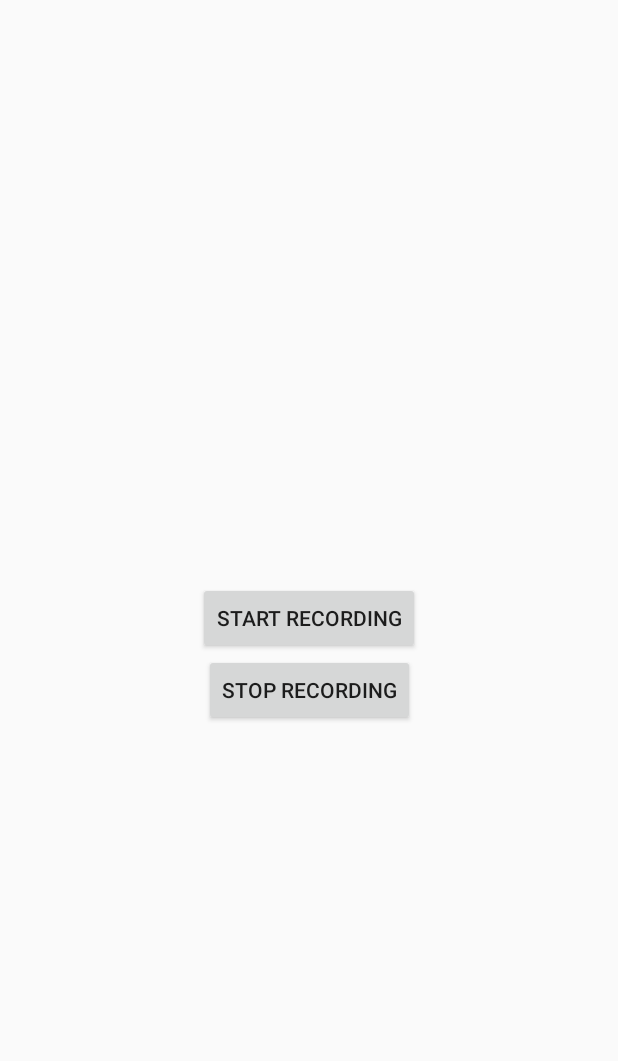
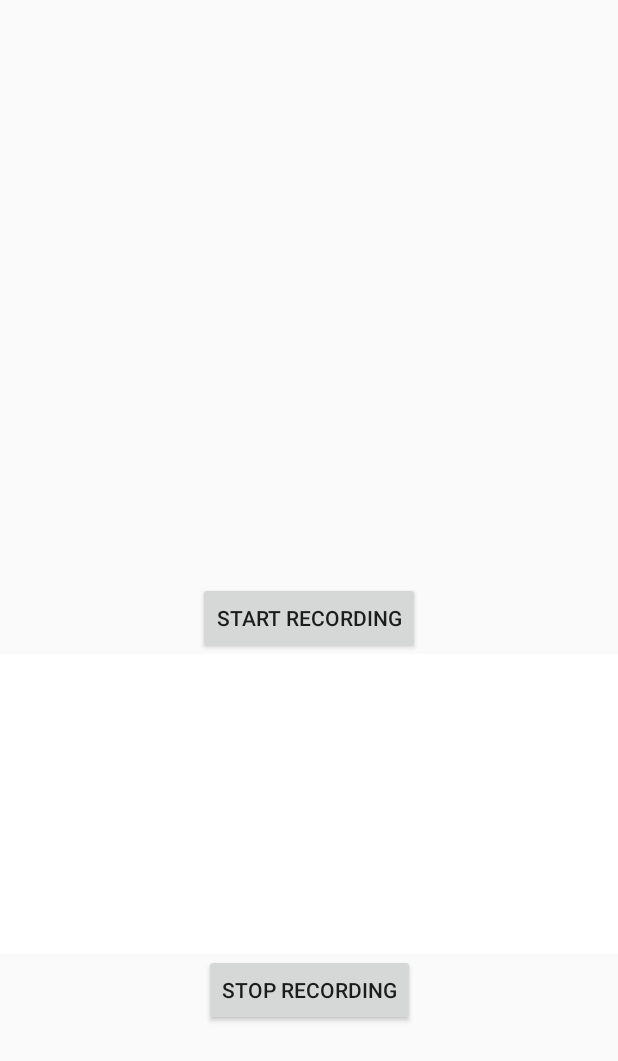
Before and after one commit to RealityBelka/MOBILE, an Android app: the layout fragment_voice.xml on its own in the app's theme, with its tools: preview values and no code run, on a phone screen of 412 x 824 dp. Shown: the top 1061 px of the screen. Run offline under Robolectric (Android 15) with nearby library versions, the phone set to English and light mode, and no system bars.

Commit message:
add custom views for face detection and voice recording

```diff
--- a/app/src/main/AndroidManifest.xml
+++ b/app/src/main/AndroidManifest.xml
@@ -27,6 +27,7 @@
         android:theme="@style/Theme.BiometricHack"
         tools:targetApi="31"
         android:name=".application.BiometricApplication">
+
         <activity
             android:name="ru.gozerov.common.activity.MainActivity"
             android:exported="true"
--- a/common/src/main/res/navigation/main_graph.xml
+++ b/common/src/main/res/navigation/main_graph.xml
@@ -2,7 +2,7 @@
 <navigation xmlns:android="http://schemas.android.com/apk/res/android"
     xmlns:app="http://schemas.android.com/apk/res-auto"
     android:id="@+id/main_graph"
-    app:startDestination="@id/biometricFragment">
+    app:startDestination="@id/voiceFragment">
 
     <fragment
         android:id="@+id/biometricFragment"
--- a/common/src/main/res/values-night/themes.xml
+++ b/common/src/main/res/values-night/themes.xml
@@ -9,8 +9,5 @@
         <item name="colorSecondary">@color/teal_200</item>
         <item name="colorSecondaryVariant">@color/teal_200</item>
         <item name="colorOnSecondary">@color/black</item>
-        <!-- Status bar color. -->
-        <item name="android:statusBarColor">?attr/colorPrimaryVariant</item>
-        <!-- Customize your theme here. -->
     </style>
 </resources>
--- a/common/src/main/res/values/colors.xml
+++ b/common/src/main/res/values/colors.xml
@@ -7,4 +7,5 @@
     <color name="teal_700">#FF018786</color>
     <color name="black">#FF000000</color>
     <color name="white">#FFFFFFFF</color>
+    <color name="transparent">#00000000</color>
 </resources>
--- a/common/src/main/res/values/themes.xml
+++ b/common/src/main/res/values/themes.xml
@@ -9,8 +9,6 @@
         <item name="colorSecondary">@color/teal_200</item>
         <item name="colorSecondaryVariant">@color/teal_700</item>
         <item name="colorOnSecondary">@color/black</item>
-        <!-- Status bar color. -->
-        <item name="android:statusBarColor">?attr/colorPrimaryVariant</item>
         <!-- Customize your theme here. -->
     </style>
 </resources>
--- /dev/null
+++ b/core/src/main/java/ru/gozerov/core/views/WaveformView.kt
@@ -0,0 +1,67 @@
+package ru.gozerov.core.views
+
+import android.content.Context
+import android.graphics.Canvas
+import android.graphics.Color
+import android.graphics.Paint
+import android.graphics.RectF
+import android.util.AttributeSet
+import android.view.View
+
+class WaveformView(context: Context?, attrs: AttributeSet?) : View(context, attrs) {
+
+    private var paint = Paint()
+    private var amplitudes = ArrayList<Float>()
+    private var spikes = ArrayList<RectF>()
+
+    private var radius = 6f
+    private var w = 9f
+    private var d = 6f
+
+    private var sw = 0f
+    private var sh = 400f
+
+    private var maxSpikes = 0
+
+    init {
+        paint.color = Color.rgb(244, 81, 30)
+
+        sw = resources.displayMetrics.widthPixels.toFloat()
+
+        maxSpikes = (sw / (w + d)).toInt()
+    }
+
+    fun addAmplitude(amp: Float) {
+        val norm = (amp.toInt() / 7).coerceAtMost(400).toFloat()
+        amplitudes.add(norm)
+
+        spikes.clear()
+        val amps = amplitudes.takeLast(maxSpikes)
+        for (i in amps.indices) {
+            val left = sw - i * (w + d)
+            val top = sh / 2 - amps[i] / 2
+            val right = left + w
+            val bottom = top + amps[i]
+            spikes.add(RectF(left, top, right, bottom))
+        }
+
+        invalidate()
+    }
+
+    fun clear(): ArrayList<Float> {
+        val amps = amplitudes
+        amplitudes.clear()
+        spikes.clear()
+        invalidate()
+
+        return amps
+    }
+
+    override fun draw(canvas: Canvas) {
+        super.draw(canvas)
+        spikes.forEach {
+            canvas.drawRoundRect(it, radius, radius, paint)
+        }
+    }
+
+}
--- a/feature-biometric/presentation/src/main/res/layout/fragment_voice.xml
+++ b/feature-biometric/presentation/src/main/res/layout/fragment_voice.xml
@@ -14,13 +14,24 @@
         app:layout_constraintBottom_toBottomOf="parent"
         android:text="Start Recording" />
 
+    <ru.gozerov.core.views.WaveformView
+        android:id="@+id/waveformView"
+        android:layout_width="match_parent"
+        android:layout_height="200dp"
+        android:scaleX="-1"
+        app:layout_constraintStart_toStartOf="parent"
+        app:layout_constraintEnd_toEndOf="parent"
+        app:layout_constraintTop_toBottomOf="@id/startRecordingButton"
+        android:background="@android:color/white" />
+
+
     <Button
         android:id="@+id/stopRecordingButton"
         android:layout_width="wrap_content"
         android:layout_height="wrap_content"
         app:layout_constraintStart_toStartOf="parent"
         app:layout_constraintEnd_toEndOf="parent"
-        app:layout_constraintTop_toBottomOf="@id/startRecordingButton"
+        app:layout_constraintTop_toBottomOf="@id/waveformView"
         android:text="Stop Recording" />
 
 
```
Also changed, not shown: common/src/main/java/ru/gozerov/common/activity/MainActivity.kt (+8 -1 lines), core/src/main/java/ru/gozerov/core/views/CutoutView.kt (added, +63 -0 lines), feature-biometric/presentation/src/main/java/ru/gozerov/presentation/screens/face/BiometricFragment.kt (+4 -4 lines), feature-biometric/presentation/src/main/java/ru/gozerov/presentation/screens/voice/VoiceFragment.kt (+20 -0 lines), feature-biometric/presentation/src/main/res/drawable/background_take_photo.xml (added, +19 -0 lines), feature-biometric/presentation/src/main/res/layout/fragment_biometric.xml (+32 -10 lines).
